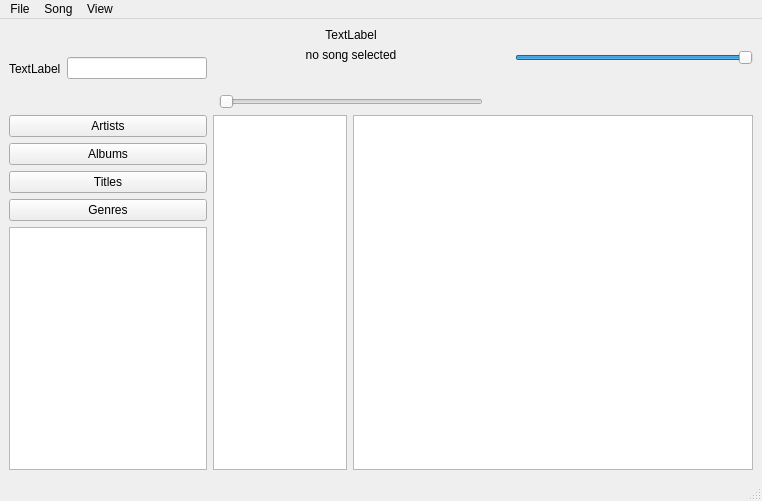
First picture: the form in CODE/soundpp/soundpp-prototype/mainwindow.ui, repository b1t00/soundpp, before the edit.
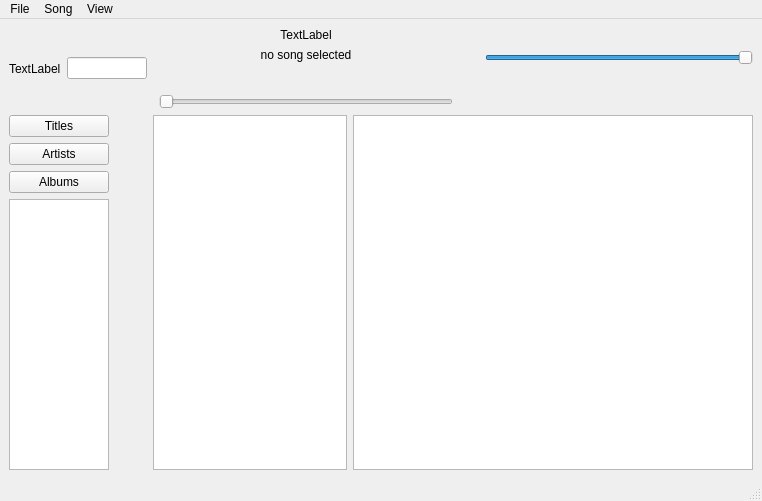
Second picture: the form after the edit. Icons and pictures are not drawn.

Commit message: push buttons enums

Patch:
```diff
--- a/CODE/soundpp/soundpp-prototype/mainwindow.ui
+++ b/CODE/soundpp/soundpp-prototype/mainwindow.ui
@@ -62,37 +62,55 @@
       <item>
        <layout class="QVBoxLayout" name="verticalLayout_2">
         <item>
-         <widget class="QPushButton" name="pushButton_4">
+         <widget class="QPushButton" name="btn_titles">
+          <property name="maximumSize">
+           <size>
+            <width>100</width>
+            <height>16777215</height>
+           </size>
+          </property>
+          <property name="text">
+           <string>Titles</string>
+          </property>
+         </widget>
+        </item>
+        <item>
+         <widget class="QPushButton" name="btn_artists">
+          <property name="maximumSize">
+           <size>
+            <width>100</width>
+            <height>16777215</height>
+           </size>
+          </property>
           <property name="text">
            <string>Artists</string>
           </property>
          </widget>
         </item>
         <item>
-         <widget class="QPushButton" name="pushButton_3">
+         <widget class="QPushButton" name="btn_albums">
+          <property name="maximumSize">
+           <size>
+            <width>100</width>
+            <height>16777215</height>
+           </size>
+          </property>
           <property name="text">
            <string>Albums</string>
           </property>
          </widget>
         </item>
-        <item>
-         <widget class="QPushButton" name="pushButton">
-          <property name="text">
-           <string>Titles</string>
-          </property>
-         </widget>
-        </item>
-        <item>
-         <widget class="QPushButton" name="pushButton_2">
-          <property name="text">
-           <string>Genres</string>
-          </property>
-         </widget>
-        </item>
        </layout>
       </item>
       <item>
-       <widget class="QTreeView" name="playlist_treeView"/>
+       <widget class="QTreeView" name="playlist_treeView">
+        <property name="maximumSize">
+         <size>
+          <width>100</width>
+          <height>16777215</height>
+         </size>
+        </property>
+       </widget>
       </item>
      </layout>
     </item>
```
Left out of the diff: 8 changed lines with no effect on the pictures. The commit also changes 8 other files.
